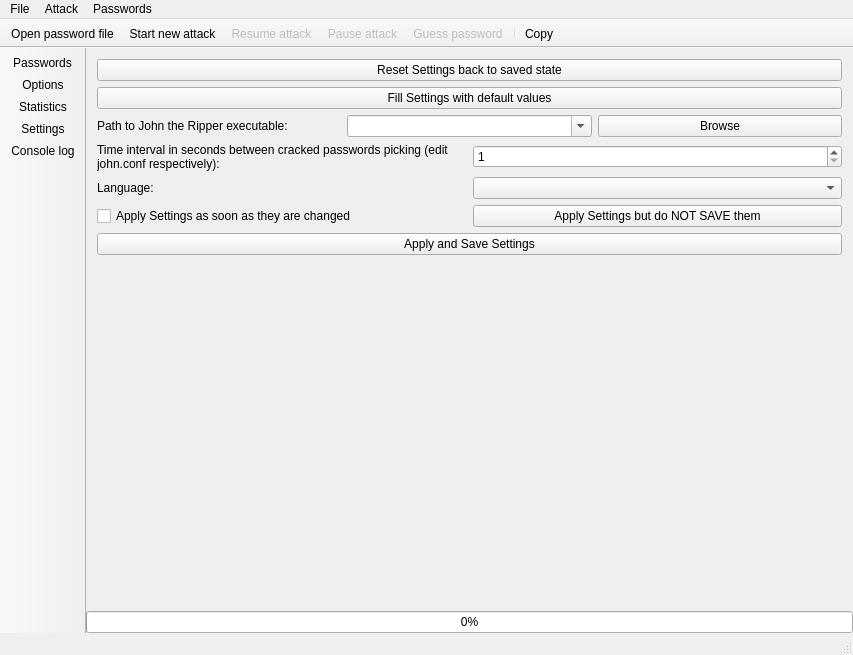
This is forms/mainwindow.ui in openwall/johnny as Qt 5 draws it before an edit. The edited form follows.
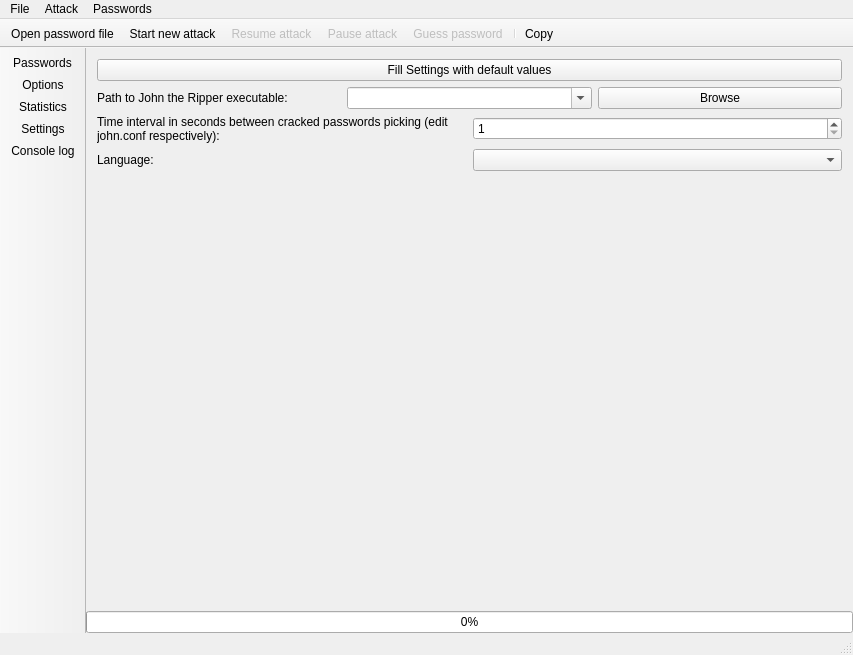
This is the edited form. The open tabs and pages were chosen to show the change. Icons and pictures are not drawn. Custom widgets are drawn as their Qt base class.

Commit message: Simplify settings saving by always saving changes. #13

```diff
--- a/forms/mainwindow.ui
+++ b/forms/mainwindow.ui
@@ -940,18 +940,11 @@
             <rect>
              <x>0</x>
              <y>0</y>
-             <width>616</width>
-             <height>333</height>
+             <width>756</width>
+             <height>504</height>
             </rect>
            </property>
            <layout class="QVBoxLayout" name="verticalLayout_10">
-            <item>
-             <widget class="QPushButton" name="pushButton_ResetSettings">
-              <property name="text">
-               <string>Reset Settings back to saved state</string>
-              </property>
-             </widget>
-            </item>
             <item>
              <widget class="QPushButton" name="pushButton_FillSettingsWithDefaults">
               <property name="text">
@@ -1022,31 +1015,6 @@
               </item>
              </layout>
             </item>
-            <item>
-             <layout class="QHBoxLayout" name="horizontalLayout_13">
-              <item>
-               <widget class="QCheckBox" name="checkBox_AutoApplySettings">
-                <property name="text">
-                 <string>Apply Settings as soon as they are changed</string>
-                </property>
-               </widget>
-              </item>
-              <item>
-               <widget class="QPushButton" name="pushButton_ApplySettings">
-                <property name="text">
-                 <string>Apply Settings but do NOT SAVE them</string>
-                </property>
-               </widget>
-              </item>
-             </layout>
-            </item>
-            <item>
-             <widget class="QPushButton" name="pushButton_ApplySaveSettings">
-              <property name="text">
-               <string>Apply and Save Settings</string>
-              </property>
-             </widget>
-            </item>
             <item>
              <spacer name="verticalSpacer_2">
               <property name="orientation">
```
Left out of the diff: 2 changed lines with no effect on the pictures. The commit also changes 2 other files.
